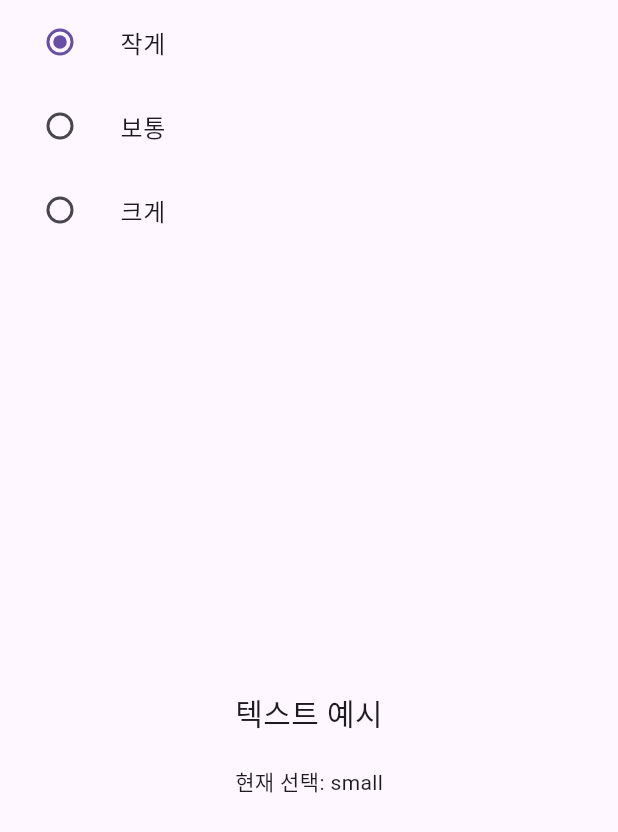
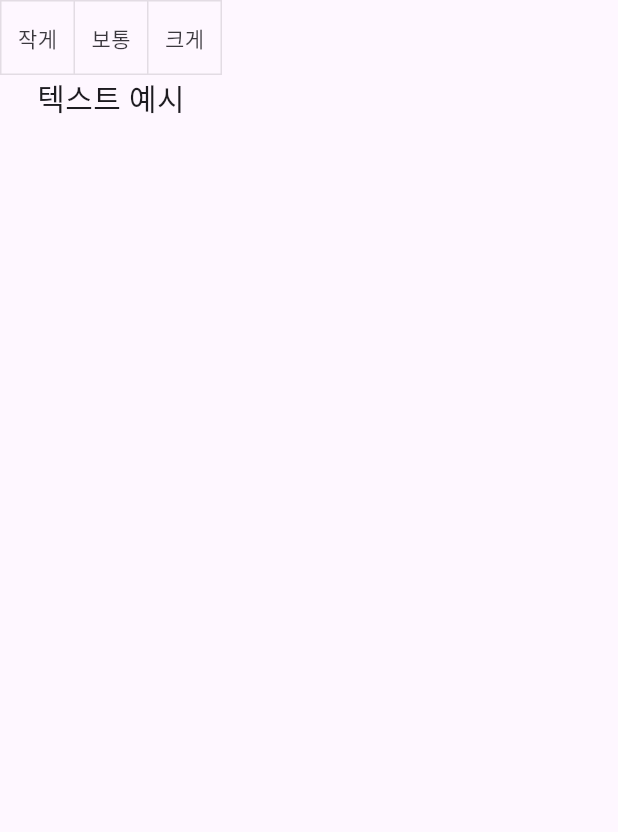
Before and after one commit to hchaehyun/ict_ex, a Flutter app: the screen it shows after launch, on a phone screen of 412 x 824 dp. Shown: the top 832 px of the screen. Run offline on Flutter 3.47's test engine with Material 3 defaults, Android fonts, the phone set to English and light mode, and no system bars; our stand-ins replace shared_preferences.

Commit message:
feat: ToggleButtons() Test

```diff
--- a/test_font_resize/lib/main.dart
+++ b/test_font_resize/lib/main.dart
@@ -1,6 +1,6 @@
 import 'package:flutter/material.dart';
 import 'package:provider/provider.dart';
-import 'provider_model.dart'; // Make sure this is the correct path to your provider model.
+import 'provider_model.dart'; // provider model import
 
 void main() => runApp(MyApp());
 
@@ -24,64 +24,57 @@ class HomePage extends StatefulWidget {
 }
 
 class _HomePageState extends State<HomePage> {
+  String? selectedOption;
+
   @override
   Widget build(BuildContext context) {
+    var textScaleProvider = Provider.of<TextScaleProvider>(context);
+
     return Scaffold(
       body: SafeArea(
-        child: Consumer<TextScaleProvider>(
-          builder: (context, provider, child) {
-            var textScaleFactor = provider.textScaleFactor;
-            var _selectedOption = provider.selectedOption;
-
-            return Column(
+        child: Column(
           mainAxisAlignment: MainAxisAlignment.center,
           children: <Widget>[
-                ListTile(
-                  title: const Text('작게'),
-                  leading: Radio<String>(
-                    value: 'small',
-                    groupValue: _selectedOption,
-                    onChanged: (value) {
-                      provider.setTextScaleFromOption(value!);
+            ToggleButtons(
+              children: <Widget>[
+                Text('작게'),
+                Text('보통'),
+                Text('크게'),
+              ],
+              isSelected: [
+                selectedOption == 'small',
+                selectedOption == 'medium',
+                selectedOption == 'large',
+              ],
+              onPressed: (int index) {
+                String newlySelectedOption;
+                switch (index) {
+                  case 0:
+                    newlySelectedOption = 'small';
+                    break;
+                  case 1:
+                    newlySelectedOption = 'medium';
+                    break;
+                  case 2:
+                    newlySelectedOption = 'large';
+                    break;
+                  default:
+                    newlySelectedOption = 'small'; // 기본값 설정
+                    break;
+                }
+                setState(() {
+                  selectedOption = newlySelectedOption;
+                });
+                textScaleProvider.setTextScaleFromOption(newlySelectedOption);
               },
             ),
-                ),
-                ListTile(
-                  title: const Text('보통'),
-                  leading: Radio<String>(
-                    value: 'medium',
-                    groupValue: _selectedOption,
-                    onChanged: (value) {
-                      provider.setTextScaleFromOption(value!);
-                    },
-                  ),
-                ),
-                ListTile(
-                  title: const Text('크게'),
-                  leading: Radio<String>(
-                    value: 'large',
-                    groupValue: _selectedOption,
-                    onChanged: (value) {
-                      provider.setTextScaleFromOption(value!);
-                    },
-                  ),
-                ),
             Expanded(
-                  child: Column(
-                    mainAxisAlignment: MainAxisAlignment.center,
-                    children: [
-                      Text(
+              child: Text(
                 '텍스트 예시',
-                        style: TextStyle(fontSize: 20 * textScaleFactor),
-                      ),
-                      SizedBox(height: 20),
-                      Text('현재 선택: $_selectedOption'),
-                    ],
+                style: TextStyle(fontSize: 20 * textScaleProvider.textScaleFactor),
               ),
             ),
           ],
-            );
-          },
         ),
       ),
     );
```
Lines whose indentation alone changed are shown as unchanged.
